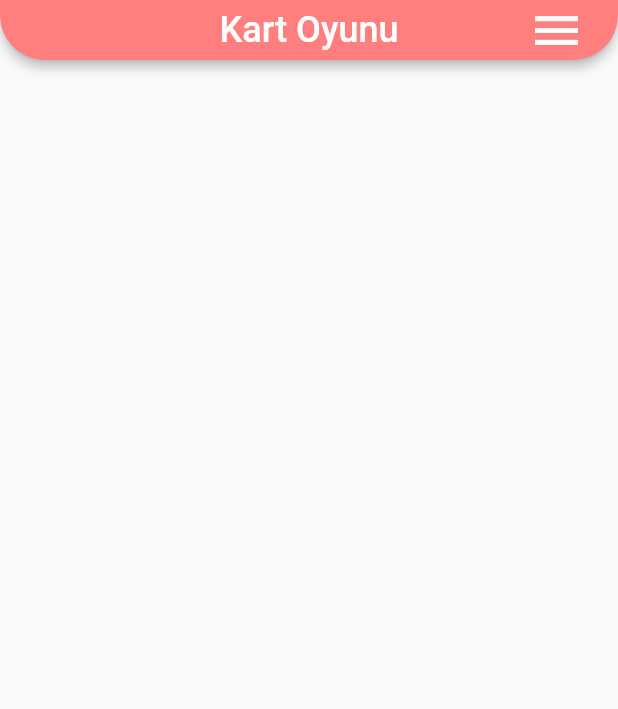
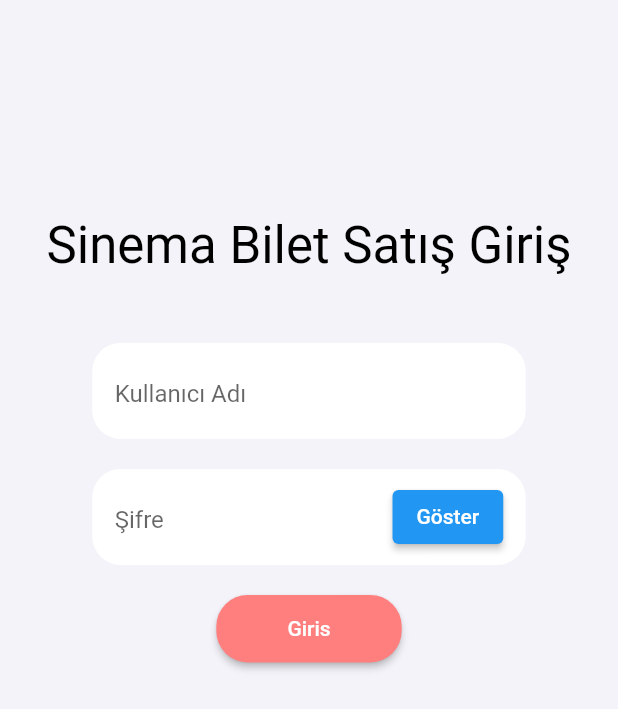
Before and after one commit to cihatfurkaneken/CinemaTickets, a Flutter app: the screen it shows after launch, on a phone screen of 412 x 824 dp. Shown: the top 709 px of the screen. Run offline on Flutter 3.47's test engine with Material 2 defaults, Android fonts, the phone set to English and light mode, and no system bars.

Commit message:
giris ekrani tamam

```diff
--- a/lib/views/giris.dart
+++ b/lib/views/giris.dart
@@ -1,99 +1,134 @@
 import 'package:flutter/material.dart';
 
-class giris extends StatelessWidget {
+class giris extends StatefulWidget {
+  @override
+  _girisState createState() => _girisState();
+}
+
+class _LoginData {
+  String email = '';
+  String password = '';
+}
+
+class _girisState extends State<giris> {
+  final GlobalKey<FormState> _formKey = new GlobalKey<FormState>();
+
   @override
   Widget build(BuildContext context) {
     double genislik = MediaQuery.of(context).size.width;
     double yukseklik = MediaQuery.of(context).size.height;
     return Scaffold(
-      appBar: PreferredSize(
-        preferredSize: Size.fromHeight(40.0),
-        child: AppBar(
-          backgroundColor: Color(0xffff7e7e),
-          elevation: 3.0,
-          shape: RoundedRectangleBorder(
-            borderRadius: BorderRadius.only(
-              bottomRight: Radius.circular(30.0),
-              bottomLeft: Radius.circular(30.0),
-            ),
-          ),
-          actions: <Widget>[
-            IconButton(
-                icon: const Icon(
-                  Icons.menu,
-                  size: 38,
+      backgroundColor: Color(0xffF4F3F9),
+      body: Center(
+        child: Container(
+          child: Column(
+            children: <Widget>[
+              SizedBox(height: yukseklik * 0.15),
+              Padding(
+                padding: EdgeInsets.fromLTRB(0, 20, 0, 5),
+                child: Text("Sinema Bilet Satış Giriş",
+                    style: TextStyle(fontSize: 34, color: Colors.black)),
+              ),
+              SizedBox(height: 30),
+              Container(
+                width: genislik * 0.75,
+                height: yukseklik * 0.35,
+                child: Form(
+                  child: Column(
+                    key: _formKey,
+                    crossAxisAlignment: CrossAxisAlignment.center,
+                    children: <Widget>[
+                      Padding(
+                        padding: EdgeInsets.all(10),
+                        child: Container(
+                          decoration: BoxDecoration(
+                            color: Colors.white,
+                            borderRadius: new BorderRadius.circular(19.0),
+                          ),
+                          child: Padding(
+                            padding:
+                                EdgeInsets.only(left: 15, right: 15, top: 5),
+                            child: TextFormField(
+                              decoration: InputDecoration(
+                                border: InputBorder.none,
+                                labelText: 'Kullanıcı Adı',
+                              ),
+                            ),
+                          ),
+                        ),
+                      ),
+                      Padding(
+                        padding: EdgeInsets.all(10),
+                        child: Stack(
+                          alignment: const Alignment(0, 0),
+                          children: <Widget>[
+                            Container(
+                                decoration: BoxDecoration(
+                                  color: Colors.white,
+                                  borderRadius: new BorderRadius.circular(19.0),
+                                ),
+                                child: Padding(
+                                    padding: EdgeInsets.only(
+                                        left: 15, right: 15, top: 5),
+                                    child: TextFormField(
+                                        obscureText: true,
+                                        decoration: InputDecoration(
+                                          border: InputBorder.none,
+                                          labelText: 'Şifre',
+                                        )))),
+                            Positioned(
+                                right: 15,
+                                child: ElevatedButton(
+                                    onPressed: () {
+                                      // _controller.clear();
+                                    },
+                                    child: Text('Göster')))
+                          ],
+                        ),
+                      ),
+                      Padding(
+                          padding: const EdgeInsets.all(10),
+                          child: Container(
+                            height: 45,
+                            width: genislik * 0.3,
+                            child: ElevatedButton(
+                              style: ElevatedButton.styleFrom(
+                                shape: RoundedRectangleBorder(
+                                  borderRadius: new BorderRadius.circular(21.0),
+                                ),
+                                primary: Color(0xffFF7E7E),
+                              ),
+                              //color: Color(0xffFF7E7E),
+                              onPressed: () {
+                                // Validate returns true if the form is valid, or false
+                                // otherwise.
+                                if (_formKey.currentState.validate()) {
+                                  // If the form is valid, display a Snackbar.
+                                  Scaffold.of(context).showSnackBar(SnackBar(
+                                      content: Text('Processing Data')));
+                                }
+                              },
+                              child: Text(
+                                'Giris',
+                                style: TextStyle(color: Colors.white),
+                              ),
+                            ),
+                          )),
+                    ],
+                  ),
                 ),
-                tooltip: 'menu',
-                onPressed: () {
-                  // _settingModalBottomSheet(context);
-                },
-                padding: EdgeInsets.symmetric(horizontal: 36)),
-          ],
-          centerTitle: true,
-          title: Text(
-            "Kart Oyunu",
-            style: TextStyle(fontSize: 24),
+              ),
+
+              /*Padding(
+                padding: EdgeInsets.fromLTRB(0, 20, 0, 5),
+                child: Text(
+                    "By continuing you agree Terms of Services & Privacy Policy",
+                    style: TextStyle(fontSize: 21, color: Colors.redAccent)),
+              ),*/
+            ],
           ),
         ),
       ),
     );
   }
 }
-
-void _settingModalBottomSheet(context) {
-  showModalBottomSheet(
-      //barrierColor: Colors.greenAccent,
-      //background color for modal bottom screen
-      backgroundColor: Color(0xffff7e7e),
-      //elevates modal bottom screen
-      elevation: 10,
-      // gives rounded corner to modal bottom screen
-      shape: RoundedRectangleBorder(
-        borderRadius: BorderRadius.only(
-          topLeft: Radius.circular(28.0),
-          topRight: Radius.circular(28.0),
-        ),
-      ),
-      context: context,
-      builder: (BuildContext bc) {
-        return Container(
-          padding: EdgeInsets.all(10),
-          child: new Wrap(
-            children: <Widget>[
-              new ListTile(
-                  leading: new Icon(
-                    Icons.arrow_back_ios,
-                    color: Colors.white,
-                  ),
-                  title: new Text(
-                    'Geri Dön',
-                    style: TextStyle(color: Colors.white),
-                  ),
-                  onTap: () => {}),
-              new ListTile(
-                leading: new Icon(
-                  Icons.report_problem,
-                  color: Colors.white,
-                ),
-                title: new Text(
-                  'Bildir',
-                  style: TextStyle(color: Colors.white),
-                ),
-                onTap: () => {},
-              ),
-              new ListTile(
-                leading: new Icon(
-                  Icons.table_chart,
-                  color: Colors.white,
-                ),
-                title: new Text(
-                  'Skor Tablosu',
-                  style: TextStyle(color: Colors.white),
-                ),
-                onTap: () => {},
-              ),
-            ],
-          ),
-        );
-      });
-}
```
